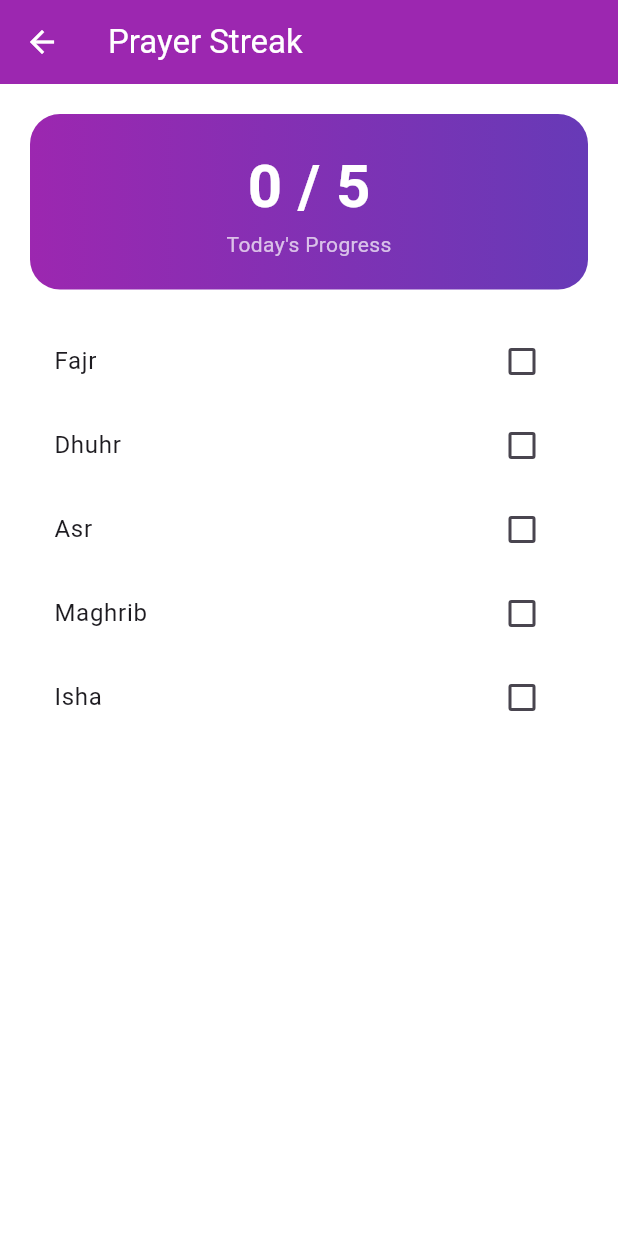
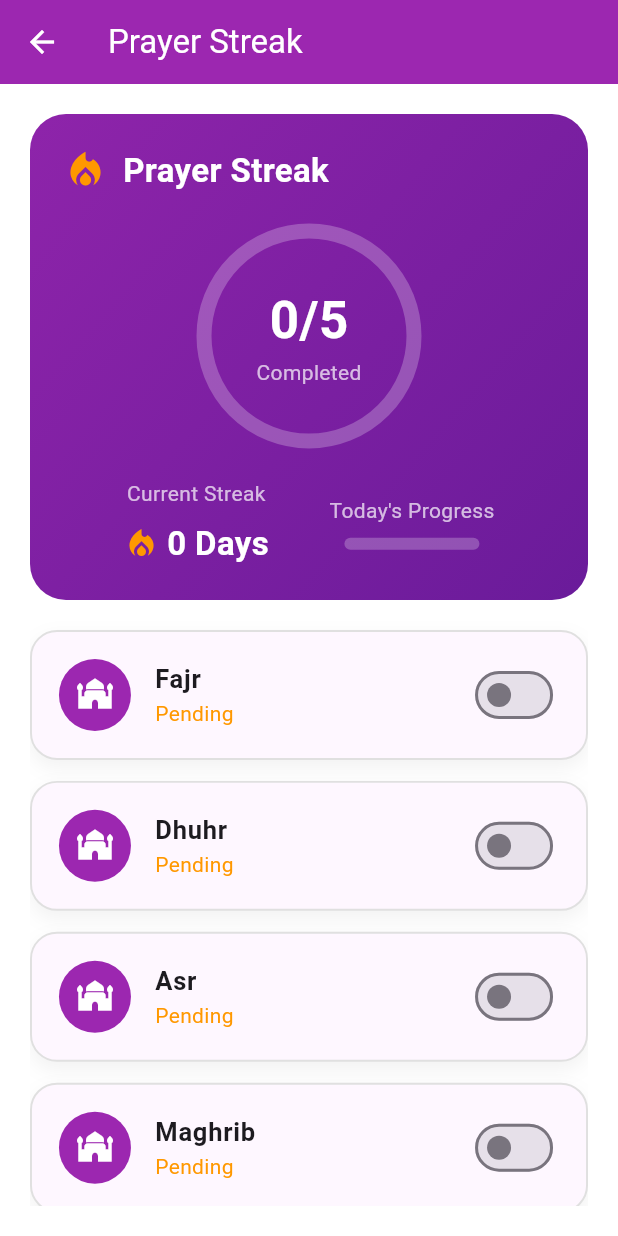
Before and after one commit to Siyam451/quranApp, a Flutter app: the PrayerStreakScreen screen opened directly, on a phone screen of 412 x 824 dp. Run offline on Flutter 3.47's test engine with Material 3 defaults, Android fonts, the phone set to English and light mode, and no system bars; our stand-ins replace audioplayers, flutter_map, geolocator, latlong2, shared_preferences; missing offline and left inert: flutter_qiblah; accounts and stored records are empty; network calls fail.

Commit message:
prayer_streak Screen Updated

```diff
--- a/lib/main.dart
+++ b/lib/main.dart
@@ -7,6 +7,7 @@ import 'package:quranapp/providers/audio_provider.dart';
 import 'package:quranapp/providers/dua_provider.dart';
 import 'package:quranapp/providers/mosque_provider.dart';
 import 'package:quranapp/providers/prayer_provider.dart';
+import 'package:quranapp/providers/prayer_streak_provider.dart';
 import 'package:quranapp/providers/qibla_provider.dart';
 import 'package:quranapp/providers/quran_ayat_provider.dart';
 import 'package:quranapp/providers/tashbeeh_provider.dart';
@@ -50,6 +51,10 @@ class MyApp extends StatelessWidget {
 
         ChangeNotifierProvider(
           create: (_) => TasbeehProvider(),
+        ),
+
+        ChangeNotifierProvider(
+          create: (_) => PrayerStreakProvider(),
         ),
       ],
       child: Consumer<ThemeProvider>(
--- /dev/null
+++ b/lib/presentation/prayer-time/sub-screens/prayer-streak-widget/prayer_card.dart
@@ -0,0 +1,123 @@
+import 'package:flutter/material.dart';
+
+class PrayerCard extends StatelessWidget {
+
+  final String prayer;
+  final bool completed;
+  final ValueChanged<bool> onChanged;
+
+  const PrayerCard({
+    super.key,
+    required this.prayer,
+    required this.completed,
+    required this.onChanged,
+  });
+
+  @override
+  Widget build(BuildContext context) {
+
+    return AnimatedContainer(
+
+      duration: const Duration(milliseconds: 300),
+
+      margin: const EdgeInsets.only(bottom: 14),
+
+      decoration: BoxDecoration(
+
+        color: completed
+            ? Colors.green.shade50
+            : Theme.of(context).cardColor,
+
+        borderRadius:
+        BorderRadius.circular(18),
+
+        border: Border.all(
+
+          color: completed
+              ? Colors.green
+              : Colors.grey.shade300,
+
+          width: 1.3,
+        ),
+
+        boxShadow: [
+
+          BoxShadow(
+
+            color: Colors.black.withOpacity(.05),
+
+            blurRadius: 10,
+
+            offset: const Offset(0,5),
+          ),
+        ],
+      ),
+
+      child: ListTile(
+
+        contentPadding:
+        const EdgeInsets.symmetric(
+          horizontal: 18,
+          vertical: 6,
+        ),
+
+        leading: CircleAvatar(
+
+          radius: 24,
+
+          backgroundColor:
+
+          completed
+              ? Colors.green
+              : Colors.purple,
+
+          child: Icon(
+
+            completed
+                ? Icons.check
+                : Icons.mosque,
+
+            color: Colors.white,
+          ),
+        ),
+
+        title: Text(
+
+          prayer,
+
+          style: const TextStyle(
+
+            fontSize: 17,
+
+            fontWeight: FontWeight.bold,
+          ),
+        ),
+
+        subtitle: Text(
+
+          completed
+              ? "Prayer Completed"
+              : "Pending",
+
+          style: TextStyle(
+
+            color:
+
+            completed
+                ? Colors.green
+                : Colors.orange,
+          ),
+        ),
+
+        trailing: Switch(
+
+          value: completed,
+
+          activeColor: Colors.green,
+
+          onChanged: onChanged,
+        ),
+      ),
+    );
+  }
+}
--- /dev/null
+++ b/lib/presentation/prayer-time/sub-screens/prayer-streak-widget/streak_header.dart
@@ -0,0 +1,184 @@
+import 'package:flutter/material.dart';
+
+class StreakHeader extends StatelessWidget {
+  final int streak;
+  final int completed;
+  final double progress;
+
+  const StreakHeader({
+    super.key,
+    required this.streak,
+    required this.completed,
+    required this.progress,
+  });
+
+  @override
+  Widget build(BuildContext context) {
+    return Container(
+      width: double.infinity,
+      padding: const EdgeInsets.all(22),
+      decoration: BoxDecoration(
+        borderRadius: BorderRadius.circular(24),
+        gradient: const LinearGradient(
+          colors: [
+            Color(0xff8E24AA),
+            Color(0xff6A1B9A),
+          ],
+          begin: Alignment.topLeft,
+          end: Alignment.bottomRight,
+        ),
+      ),
+      child: Column(
+        children: [
+
+          Row(
+            children: const [
+
+              Icon(
+                Icons.local_fire_department,
+                color: Colors.orange,
+                size: 30,
+              ),
+
+              SizedBox(width: 10),
+
+              Text(
+                "Prayer Streak",
+                style: TextStyle(
+                  color: Colors.white,
+                  fontSize: 22,
+                  fontWeight: FontWeight.bold,
+                ),
+              ),
+            ],
+          ),
+
+          const SizedBox(height: 25),
+
+          Stack(
+            alignment: Alignment.center,
+            children: [
+
+              SizedBox(
+                width: 140,
+                height: 140,
+                child: CircularProgressIndicator(
+                  value: progress,
+                  strokeWidth: 10,
+                  backgroundColor: Colors.white24,
+                  valueColor:
+                  const AlwaysStoppedAnimation(
+                    Colors.orange,
+                  ),
+                ),
+              ),
+
+              Column(
+                children: [
+
+                  Text(
+                    "$completed/5",
+                    style: const TextStyle(
+                      color: Colors.white,
+                      fontSize: 34,
+                      fontWeight: FontWeight.bold,
+                    ),
+                  ),
+
+                  const Text(
+                    "Completed",
+                    style: TextStyle(
+                      color: Colors.white70,
+                    ),
+                  ),
+                ],
+              )
+            ],
+          ),
+
+          const SizedBox(height: 25),
+
+          Row(
+            mainAxisAlignment:
+            MainAxisAlignment.spaceEvenly,
+            children: [
+
+              Column(
+                children: [
+
+                  const Text(
+                    "Current Streak",
+                    style: TextStyle(
+                      color: Colors.white70,
+                    ),
+                  ),
+
+                  const SizedBox(height: 8),
+
+                  Row(
+                    children: [
+
+                      const Icon(
+                        Icons.local_fire_department,
+                        color: Colors.orange,
+                      ),
+
+                      const SizedBox(width: 5),
+
+                      Text(
+                        "$streak Days",
+                        style: const TextStyle(
+                          color: Colors.white,
+                          fontSize: 22,
+                          fontWeight:
+                          FontWeight.bold,
+                        ),
+                      ),
+                    ],
+                  )
+                ],
+              ),
+
+              Column(
+                children: [
+
+                  const Text(
+                    "Today's Progress",
+                    style: TextStyle(
+                      color: Colors.white70,
+                    ),
+                  ),
+
+                  const SizedBox(height: 8),
+
+                  Container(
+                    width: 90,
+                    height: 8,
+                    decoration: BoxDecoration(
+                      color: Colors.white24,
+                      borderRadius:
+                      BorderRadius.circular(20),
+                    ),
+                    child: FractionallySizedBox(
+                      alignment:
+                      Alignment.centerLeft,
+                      widthFactor: progress,
+                      child: Container(
+                        decoration: BoxDecoration(
+                          color: Colors.orange,
+                          borderRadius:
+                          BorderRadius.circular(
+                              20),
+                        ),
+                      ),
+                    ),
+                  ),
+                ],
+              ),
+            ],
+          ),
+        ],
+      ),
+    );
+  }
+}
--- a/lib/presentation/prayer-time/sub-screens/prayer_streak_screen.dart
+++ b/lib/presentation/prayer-time/sub-screens/prayer_streak_screen.dart
@@ -1,4 +1,10 @@
 import 'package:flutter/material.dart';
+import 'package:provider/provider.dart';
+import 'package:quranapp/presentation/prayer-time/sub-screens/prayer-streak-widget/achievement_card.dart';
+import 'package:quranapp/presentation/prayer-time/sub-screens/prayer-streak-widget/prayer_card.dart';
+import 'package:quranapp/presentation/prayer-time/sub-screens/prayer-streak-widget/streak_header.dart';
+
+import '../../../providers/prayer_streak_provider.dart';
 
 class PrayerStreakScreen extends StatefulWidget {
   const PrayerStreakScreen({super.key});
@@ -44,96 +50,56 @@ class _PrayerStreakScreenState
         padding:
         const EdgeInsets.all(20),
 
-        child: Column(
+        child: Consumer<PrayerStreakProvider>(
+          builder: (context, provider, child) {
 
-          children: [
+            return ListView(
 
-            Container(
+              children: [
 
-              width:
-              double.infinity,
+                StreakHeader(
+                  streak: provider.streak,
+                  completed: provider.completed,
+                  progress: provider.progress,
+                ),
 
-              padding:
-              const EdgeInsets.all(20),
+                const SizedBox(height: 20),
 
-              decoration:
-              BoxDecoration(
+                ...provider.prayerNames.map((prayer) {
 
-                borderRadius:
-                BorderRadius.circular(
-                    20),
+                  return PrayerCard(
 
-                gradient:
-                const LinearGradient(
-                  colors: [
-                    Colors.purple,
-                    Colors.deepPurple,
-                  ],
-                ),
-              ),
+                    prayer: prayer,
 
-              child: Column(
+                    completed:
+                    provider.prayers[prayer]!,
 
-                children: [
+                    onChanged: (value) {
 
-                  Text(
-                    "$completed / 5",
-                    style:
-                    const TextStyle(
-                      color:
-                      Colors.white,
-                      fontSize: 40,
-                      fontWeight:
-                      FontWeight.bold,
-                    ),
-                  ),
-
-                  const Text(
-                    "Today's Progress",
-                    style: TextStyle(
-                      color:
-                      Colors.white70,
-                    ),
-                  ),
-                ],
-              ),
-            ),
-
-            const SizedBox(height: 20),
-
-            Expanded(
-
-              child: ListView(
-
-                children:
-                prayers.keys.map((prayer){
-
-                  return CheckboxListTile(
-
-                    value:
-                    prayers[prayer],
-
-                    title:
-                    Text(prayer),
-
-                    activeColor:
-                    Colors.purple,
-
-                    onChanged:
-                        (value){
-
-                      setState(() {
-
-                        prayers[
-                        prayer] =
-                        value!;
-                      });
+                      provider.togglePrayer(
+                        prayer,
+                        value,
+                      );
                     },
                   );
+
                 }).toList(),
-              ),
-            ),
-          ],
+
+                const SizedBox(height: 20),
+
+                AchievementCard(
+                  streak: provider.streak,
+                ),
+
+                const SizedBox(height: 20),
+
+                // Weekly Progress (next widget)
+
+                // Daily Motivation (next widget)
+
+              ],
+            );
+          },
         ),
       ),
     );
--- /dev/null
+++ b/lib/providers/prayer_streak_provider.dart
@@ -0,0 +1,99 @@
+import 'package:flutter/material.dart';
+import 'package:shared_preferences/shared_preferences.dart';
+
+class PrayerStreakProvider extends ChangeNotifier {
+  final List<String> prayerNames = [
+    "Fajr",
+    "Dhuhr",
+    "Asr",
+    "Maghrib",
+    "Isha",
+  ];
+
+  Map<String, bool> prayers = {
+    "Fajr": false,
+    "Dhuhr": false,
+    "Asr": false,
+    "Maghrib": false,
+    "Isha": false,
+  };
+
+  int streak = 0;
+
+  List<bool> weeklyProgress = [
+    true,
+    true,
+    false,
+    true,
+    true,
+    false,
+    false,
+  ];
+
+  PrayerStreakProvider() {
+    loadData();
+  }
+
+  int get completed =>
+      prayers.values.where((e) => e).length;
+
+  double get progress => completed / 5;
+
+  Future<void> loadData() async {
+    final prefs = await SharedPreferences.getInstance();
+
+    streak = prefs.getInt("streak") ?? 0;
+
+    for (String prayer in prayerNames) {
+      prayers[prayer] =
+          prefs.getBool(prayer) ?? false;
+    }
+
+    notifyListeners();
+  }
+
+  Future<void> togglePrayer(
+      String prayer,
+      bool value,
+      ) async {
+
+    prayers[prayer] = value;
+
+    final prefs =
+    await SharedPreferences.getInstance();
+
+    await prefs.setBool(
+      prayer,
+      value,
+    );
+
+    if (completed == 5) {
+      streak++;
+
+      await prefs.setInt(
+        "streak",
+        streak,
+      );
+    }
+
+    notifyListeners();
+  }
+
+  Future<void> resetToday() async {
+
+    final prefs =
+    await SharedPreferences.getInstance();
+
+    for (String prayer in prayerNames) {
+
+      prayers[prayer] = false;
+
+      await prefs.setBool(
+        prayer,
+        false,
+      );
+    }
+
+    notifyListeners();
+  }
+}
```
Also changed, not shown: lib/presentation/prayer-time/sub-screens/prayer-streak-widget/achievement_card.dart (added, +170 -0 lines).
